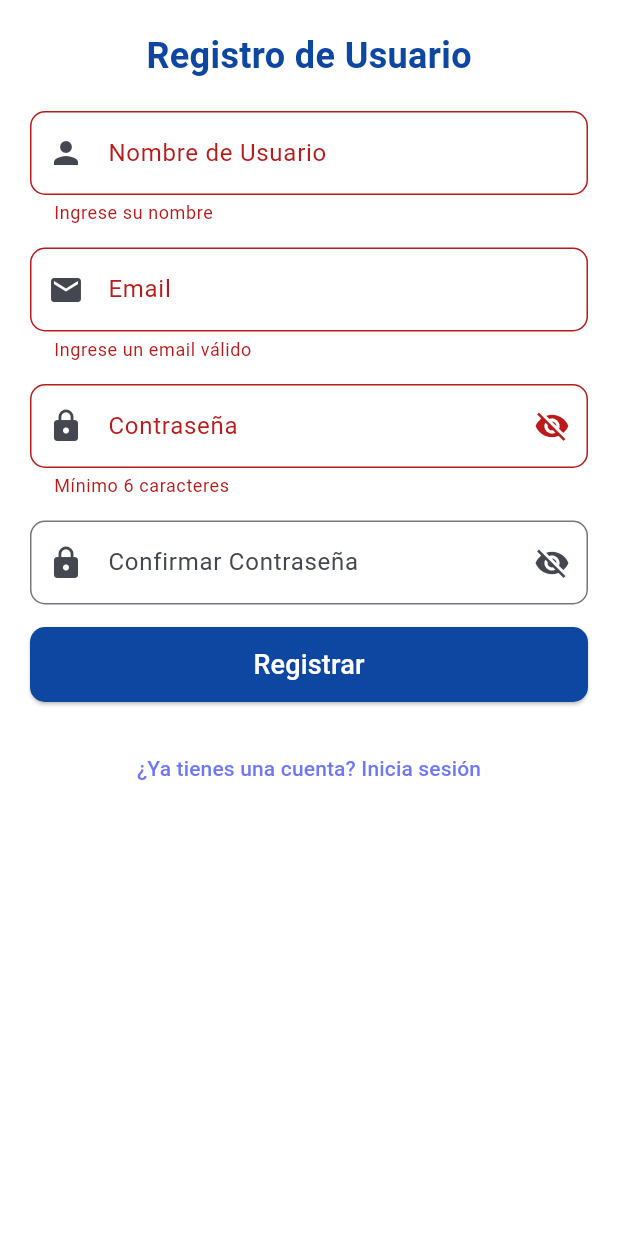
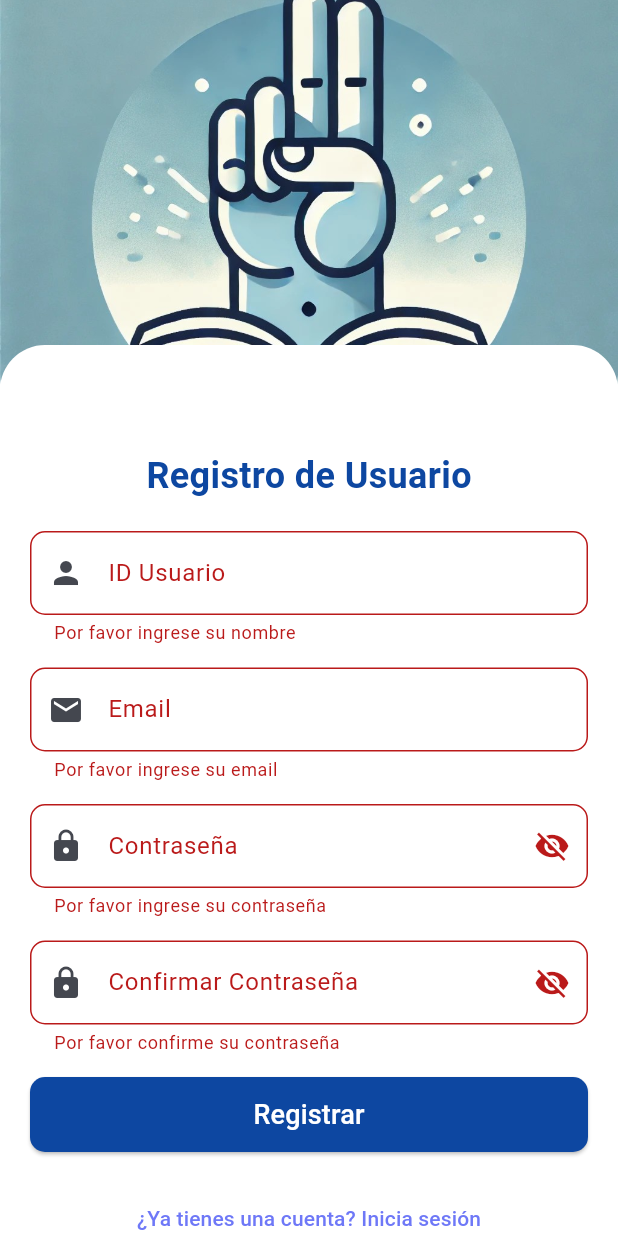
Before and after one commit to RommelOlachea/app-mqh-cbtis62, a Flutter app: the RegisterScreen screen opened by its route, after a tap on "Registrar", on a phone screen of 412 x 824 dp. Run offline on Flutter 3.47's test engine with Material 3 defaults, Android fonts, the phone set to English and light mode, and no system bars; our stand-ins replace flutter_riverpod, flutter_secure_storage, go_router, image_picker, sqflite, video_player; accounts and stored records are empty.

Commit message:
Registrar usuarios en base de datos local

```diff
--- a/lib/controllers/auth_controller.dart
+++ b/lib/controllers/auth_controller.dart
@@ -8,8 +8,8 @@ import '../data/repositories/auth_repository.dart';
 import '../providers/auth_providers.dart';
 import '../utils/utils.dart';
 
-
-final authControllerProvider = StateNotifierProvider<AuthController, UserModel?>((ref) {
+final authControllerProvider =
+    StateNotifierProvider<AuthController, UserModel?>((ref) {
   return AuthController(ref.read(authRepositoryProvider));
 });
 
@@ -19,7 +19,6 @@ class AuthController extends StateNotifier<UserModel?> {
   AuthController(this._authRepository) : super(null) {
     _loadUserFromStorage();
   }
-
 
   final Uuid _uuid = Uuid();
 
@@ -32,18 +31,21 @@ class AuthController extends StateNotifier<UserModel?> {
       token: "", // El token se genera después de iniciar sesión
     );
 
-    int result = await _authRepository.registerUser(user);
+    String result = await _authRepository.registerUser(user);
 
-    return result > 0 ? "Registro exitoso" : "Error al registrar";
+    return result;
   }
-
-
 
   Future<void> _loadUserFromStorage() async {
     final token = await SecureStorage.getToken();
     if (token != null) {
       // Simulación de usuario con token recuperado
-      state = UserModel(id: "1", email: "test@example.com", name: "Test User", password: "algunpassword", token: token);
+      state = UserModel(
+          id: "1",
+          email: "test@example.com",
+          name: "Test User",
+          password: "algunpassword",
+          token: token);
     }
   }
 
@@ -58,7 +60,6 @@ class AuthController extends StateNotifier<UserModel?> {
   //   }
   // }
 
-
   Future<UserModel?> login(String email, String password) async {
     UserModel? user = await _authRepository.getUserByEmail(email);
 
@@ -72,7 +73,6 @@ class AuthController extends StateNotifier<UserModel?> {
     return null;
   }
 
-
   Future<void> logout() async {
     state = null;
     await SecureStorage.deleteToken();
--- a/lib/data/repositories/auth_repository.dart
+++ b/lib/data/repositories/auth_repository.dart
@@ -7,20 +7,22 @@ import '../database/database_helper.dart';
 import '../models/models.dart';
 
 class AuthRepository {
-  Future<int> registerUser(UserModel user) async {
+  Future<String> registerUser(UserModel user) async {
     final db = await DatabaseHelper().database;
 
     // Verificar si el usuario ya existe
     final existingUser = await getUserByEmail(user.email);
     if (existingUser != null) {
-      throw Exception('El usuario con el email ${user.email} ya existe.');
+      //throw Exception('El usuario con el email ${user.email} ya existe.');
+      return 'El usuario con el email ${user.email} ya existe.';
     }
 
     // Encriptar la contraseña antes de guardarla
-    final hashedPassword = sha256.convert(utf8.encode(user.password)).toString();
+    final hashedPassword =
+        sha256.convert(utf8.encode(user.password)).toString();
 
     // Insertar el nuevo usuario
-    return await db.insert(
+    int resultado = await db.insert(
       'usuarios',
       {
         'id': user.id,
@@ -31,6 +33,7 @@ class AuthRepository {
       },
       conflictAlgorithm: ConflictAlgorithm.replace,
     );
+    return resultado > 0 ? 'Registro exitoso' : 'Error al registrar';
   }
 
   Future<UserModel?> getUserByEmail(String email) async {
--- a/lib/main.dart
+++ b/lib/main.dart
@@ -1,9 +1,10 @@
 import 'package:flutter/material.dart';
+import 'package:flutter_riverpod/flutter_riverpod.dart';
 import 'package:mqh_rommel/config/router/app_router.dart';
 
 
 void main() {
-  runApp(const MyApp());
+  runApp(const ProviderScope(child: MyApp()));
 }
 
 class MyApp extends StatelessWidget {
@@ -13,7 +14,7 @@ class MyApp extends StatelessWidget {
   @override
   Widget build(BuildContext context) {
     return MaterialApp.router(
-      title: 'Flutter Demo',
+      title: 'MQH CBTIS62',
       debugShowCheckedModeBanner: false,
       theme: ThemeData(
         colorScheme: ColorScheme.fromSeed(seedColor: Colors.blueAccent),
--- a/lib/presentation/authenticate/register_screen.dart
+++ b/lib/presentation/authenticate/register_screen.dart
@@ -54,6 +54,46 @@ class _RegisterScreenState extends ConsumerState<RegisterScreen> {
         body: SingleChildScrollView(
           child: Column(
             children: [
+              Container(
+                height: 280,
+                decoration: const BoxDecoration(
+                  borderRadius: BorderRadius.only(
+                    bottomLeft: Radius.circular(30),
+                    bottomRight: Radius.circular(30),
+                  ),
+                ),
+                child: Stack(
+                  children: [
+                    Positioned.fill(
+                      child: ClipRRect(
+                        borderRadius: const BorderRadius.only(
+                          bottomLeft: Radius.circular(30),
+                          bottomRight: Radius.circular(30),
+                        ),
+                        child: Image.asset(
+                          'assets/icon/logo_icon.jpeg',
+                          fit: BoxFit.cover,
+                        ),
+                      ),
+                    ),
+                    Positioned.fill(
+                      child: Align(
+                        alignment: Alignment.bottomCenter,
+                        child: Container(
+                          height: 50,
+                          decoration: const BoxDecoration(
+                            color: Colors.white,
+                            borderRadius: BorderRadius.only(
+                              topLeft: Radius.circular(30),
+                              topRight: Radius.circular(30),
+                            ),
+                          ),
+                        ),
+                      ),
+                    ),
+                  ],
+                ),
+              ),
               const SizedBox(height: 20),
               const Padding(
                 padding: EdgeInsets.symmetric(horizontal: 20.0),
@@ -80,12 +120,18 @@ class _RegisterScreenState extends ConsumerState<RegisterScreen> {
                         controller: nameController,
                         decoration: InputDecoration(
                           prefixIcon: const Icon(Icons.person),
-                          labelText: 'Nombre de Usuario',
+                          labelText: 'ID Usuario',
+                          hintText: 'Nombre de Usuario',
                           border: OutlineInputBorder(
                             borderRadius: BorderRadius.circular(10),
                           ),
                         ),
-                        validator: (value) => value!.isEmpty ? 'Ingrese su nombre' : null,
+                        validator: (value) {
+                          if (value == null || value.isEmpty) {
+                            return 'Por favor ingrese su nombre';
+                          }
+                          return null;
+                        },
                       ),
                       const SizedBox(height: 15),
                       TextFormField(
@@ -93,14 +139,19 @@ class _RegisterScreenState extends ConsumerState<RegisterScreen> {
                         decoration: InputDecoration(
                           prefixIcon: const Icon(Icons.email),
                           labelText: 'Email',
+                          hintText: 'Introduzca su email',
                           border: OutlineInputBorder(
                             borderRadius: BorderRadius.circular(10),
                           ),
                         ),
-                        validator: (value) =>
-                            value!.isEmpty || !RegExp(r'^[^@]+@[^@]+\.[^@]+').hasMatch(value)
-                                ? 'Ingrese un email válido'
-                                : null,
+                        validator: (value) {
+                          if (value == null || value.isEmpty) {
+                            return 'Por favor ingrese su email';
+                          } else if (!RegExp(r'^[^@]+@[^@]+\.[^@]+').hasMatch(value)) {
+                            return 'Introduzca un email válido';
+                          }
+                          return null;
+                        },
                       ),
                       const SizedBox(height: 15),
                       TextFormField(
@@ -109,11 +160,14 @@ class _RegisterScreenState extends ConsumerState<RegisterScreen> {
                         decoration: InputDecoration(
                           prefixIcon: const Icon(Icons.lock),
                           labelText: 'Contraseña',
+                          hintText: 'Introduzca su contraseña',
                           border: OutlineInputBorder(
                             borderRadius: BorderRadius.circular(10),
                           ),
                           suffixIcon: IconButton(
-                            icon: Icon(passwordVisible ? Icons.visibility : Icons.visibility_off),
+                            icon: Icon(
+                              passwordVisible ? Icons.visibility : Icons.visibility_off,
+                            ),
                             onPressed: () {
                               setState(() {
                                 passwordVisible = !passwordVisible;
@@ -121,7 +175,14 @@ class _RegisterScreenState extends ConsumerState<RegisterScreen> {
                             },
                           ),
                         ),
-                        validator: (value) => value!.length < 6 ? 'Mínimo 6 caracteres' : null,
+                        validator: (value) {
+                          if (value == null || value.isEmpty) {
+                            return 'Por favor ingrese su contraseña';
+                          } else if (value.length < 6) {
+                            return 'La contraseña debe tener al menos 6 caracteres';
+                          }
+                          return null;
+                        },
                       ),
                       const SizedBox(height: 15),
                       TextFormField(
@@ -130,11 +191,14 @@ class _RegisterScreenState extends ConsumerState<RegisterScreen> {
                         decoration: InputDecoration(
                           prefixIcon: const Icon(Icons.lock),
                           labelText: 'Confirmar Contraseña',
+                          hintText: 'Confirme su contraseña',
                           border: OutlineInputBorder(
                             borderRadius: BorderRadius.circular(10),
                           ),
                           suffixIcon: IconButton(
-                            icon: Icon(confirmPasswordVisible ? Icons.visibility : Icons.visibility_off),
+                            icon: Icon(
+                              confirmPasswordVisible ? Icons.visibility : Icons.visibility_off,
+                            ),
                             onPressed: () {
                               setState(() {
                                 confirmPasswordVisible = !confirmPasswordVisible;
@@ -142,9 +206,14 @@ class _RegisterScreenState extends ConsumerState<RegisterScreen> {
                             },
                           ),
                         ),
-                        validator: (value) => value != passwordController.text
-                            ? 'Las contraseñas no coinciden'
-                            : null,
+                        validator: (value) {
+                          if (value == null || value.isEmpty) {
+                            return 'Por favor confirme su contraseña';
+                          } else if (value != passwordController.text) {
+                            return 'Las contraseñas no coinciden';
+                          }
+                          return null;
+                        },
                       ),
                       const SizedBox(height: 15),
                       SizedBox(
```
Lines whose indentation alone changed are shown as unchanged.
